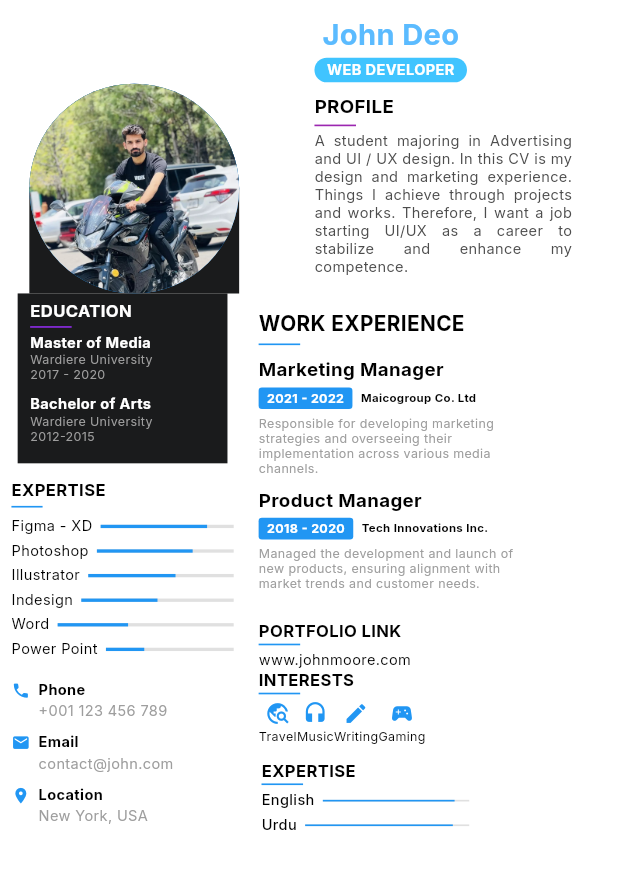
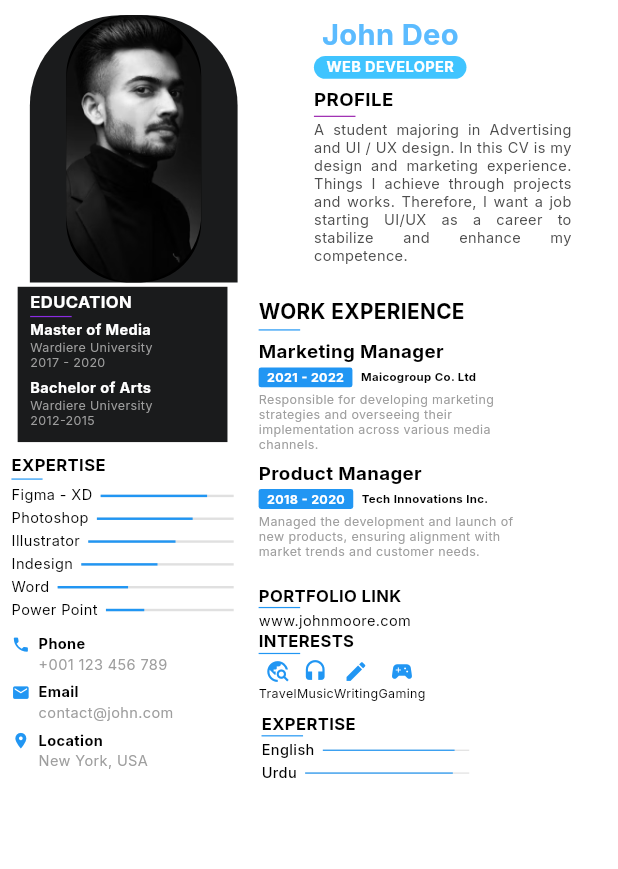
Before and after one commit to Kashannn/Resume_Builder_App, a Flutter app: the Template20 screen opened directly, on a phone screen of 412 x 824 dp. Shown: the top 869 px of the screen. Run offline on Flutter 3.47's test engine with Material 3 defaults, Android fonts, the phone set to English and light mode, and no system bars; our stand-ins replace flutter_screenutil, flutter_svg, font_awesome_flutter, get, google_fonts, image_picker and 3 more; accounts and stored records are empty; project files that could hold a hidden picture were left out.

Commit message:
templates adjustment

```diff
--- a/lib/Templates/template20.dart
+++ b/lib/Templates/template20.dart
@@ -73,7 +73,7 @@ class _Template20State extends State<Template20> {
 
   @override
   Widget build(BuildContext context) {
-    ScreenUtil.init(context, designSize: const Size(595, 1500));
+    ScreenUtil.init(context, designSize: const Size(595, 2050));
     return SafeArea(
       child: Scaffold(
         body: Container(
@@ -91,22 +91,22 @@ class _Template20State extends State<Template20> {
                   crossAxisAlignment: CrossAxisAlignment.end,
                   children: [
                     Container(
-                      width: 202.w,
+                      width: 200.w,
                       //height: 200.h,
                       decoration: BoxDecoration(
                         color: Color(0xFF1A1B1C),
                         borderRadius: BorderRadius.only(
-                          topLeft: Radius.circular(130.r),
-                          topRight: Radius.circular(130.r),
+                          topLeft: Radius.circular(150.r),
+                          topRight: Radius.circular(150.r),
                         ),
                       ),
                       child: Center(
                         child: Container(
-                          width: 202.w,
-                          //height: 200.h,
+                          width: 130.w,
+                          // height: 200.h,
                           decoration: BoxDecoration(
-                            borderRadius: BorderRadius.circular(130.r),
-                            color: Colors.blue,
+                            borderRadius: BorderRadius.circular(100.r),
+                            color: Colors.black,
                           ),
                           child: ClipRRect(
                             borderRadius: BorderRadius.circular(130.r),
--- a/lib/utils/constant/app_images_constant.dart
+++ b/lib/utils/constant/app_images_constant.dart
@@ -6,7 +6,7 @@ class AppImages extends AssetImage {
   static const String _iconPath = 'assets/IconsSvg';
 //PNG images
   static const String splash = '$_assetsPath/splash.png';
-  static const String profilePicture = '$_assetsPath/kashan.jpg';
+  static const String profilePicture = '$_assetsPath/20.png';
   static const String Template8ProfilePhoto = '$_assetsPath/Template8ProfilePhoto.png';
   static const String template1 = '$_assetsPath/template1.png';
   static const String template2 = '$_assetsPath/template2.png';
```
Also changed, not shown: assets/Images/20.png (added), pubspec.lock.
